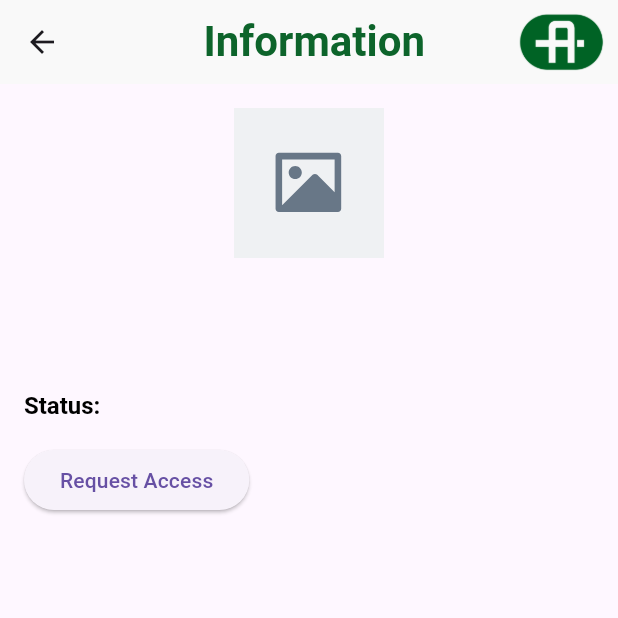
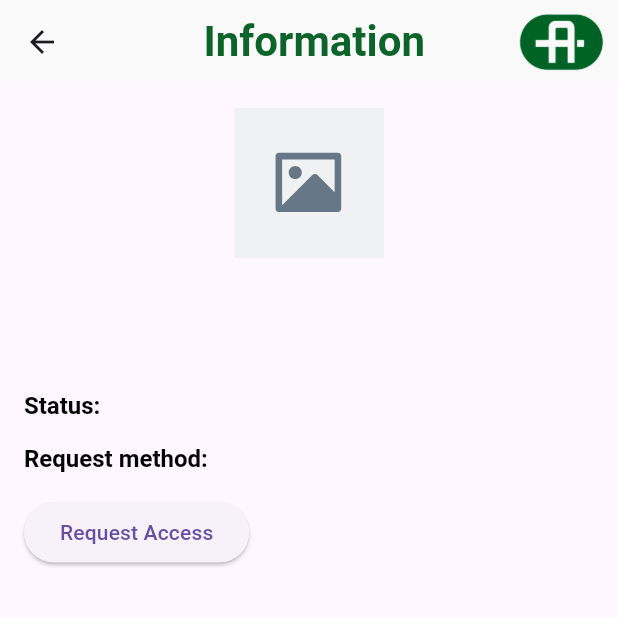
Before and after one commit to AndKlet/Autronica-Onboarding-clean, a Flutter app: the SoftwareInfoPage screen opened directly with empty values, on a phone screen of 412 x 824 dp, the top half of it. Run offline on Flutter 3.47's test engine with Material 3 defaults, Android fonts, the phone set to English and light mode, and no system bars; our stand-ins replace dotted_border, flutter_svg; network calls fail.

Commit message:
added way to add request method

```diff
--- a/frontend/autron/lib/src/screens/software_info_screen.dart
+++ b/frontend/autron/lib/src/screens/software_info_screen.dart
@@ -12,6 +12,7 @@ class SoftwareInfoPage extends StatelessWidget {
   final String? softwareInfo = 'This is a placeholder for software information.';
   final String softwareDescription;
   final String? softwareImage;
+  final String requestMethod;
 
   const SoftwareInfoPage({
     super.key,
@@ -19,6 +20,7 @@ class SoftwareInfoPage extends StatelessWidget {
     this.softwareStatus,
     required this.softwareDescription,
     this.softwareImage,
+    required this.requestMethod,
   });
 
   @override
@@ -89,6 +91,29 @@ class SoftwareInfoPage extends StatelessWidget {
                 ),
               ),
               const SizedBox(height: 16),
+              RichText(
+                text: TextSpan(
+                  children: [
+                    const TextSpan(
+                      text: 'Request method: ',
+                      style: TextStyle(
+                        fontWeight: FontWeight.bold,
+                        color: Colors.black,
+                        fontSize: 16,
+                      ),
+                    ),
+                    TextSpan(
+                      text: requestMethod,
+                      style: const TextStyle(
+                        fontWeight: FontWeight.normal,
+                        color: Colors.black,
+                        fontSize: 16,
+                      ),
+                    ),
+                  ],
+                ),
+              ),
+              const SizedBox(height: 16),
               ElevatedButton(
                 onPressed: () {
                   Navigator.push(
--- a/frontend/autron/lib/src/screens/software_screen.dart
+++ b/frontend/autron/lib/src/screens/software_screen.dart
@@ -99,7 +99,7 @@ class _SoftwarePageState extends State<SoftwarePage> {
                 softwareStatus: software.status ?? 'Not Requested',
                 softwareDescription: software.description,
                 softwareImage: software.image,
-
+                requestMethod: software.request_method,
               ),
             ),
           );
--- a/frontend/autron/lib/src/view_models/software_model.dart
+++ b/frontend/autron/lib/src/view_models/software_model.dart
@@ -8,6 +8,7 @@ class Software {
   Department department;
   String image;
   String description;
+  String request_method;
 
   Software({
     required this.id,
@@ -15,7 +16,8 @@ class Software {
     this.status, // Optional status
     required this.department,
     required this.image,
-    required this.description
+    required this.description,
+    required this.request_method
   });
 
   // Method to convert JSON to Software object
@@ -28,7 +30,8 @@ class Software {
       image: json['image'] != null && json['image'].startsWith('/')
         ? 'https://164.92.218.9${json['image']}'
         : json['image'] ?? '',
-      description: json['description'] as String
+      description: json['description'] as String,
+      request_method: json['requestmethod'] as String,
 
     );
   }
```
